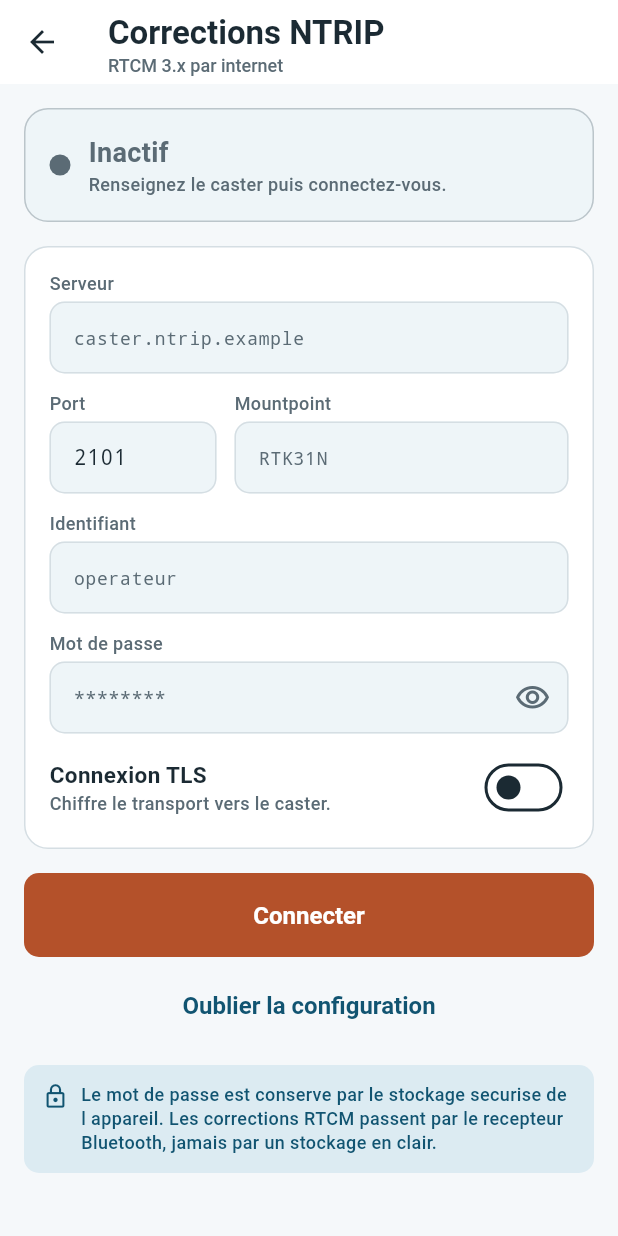
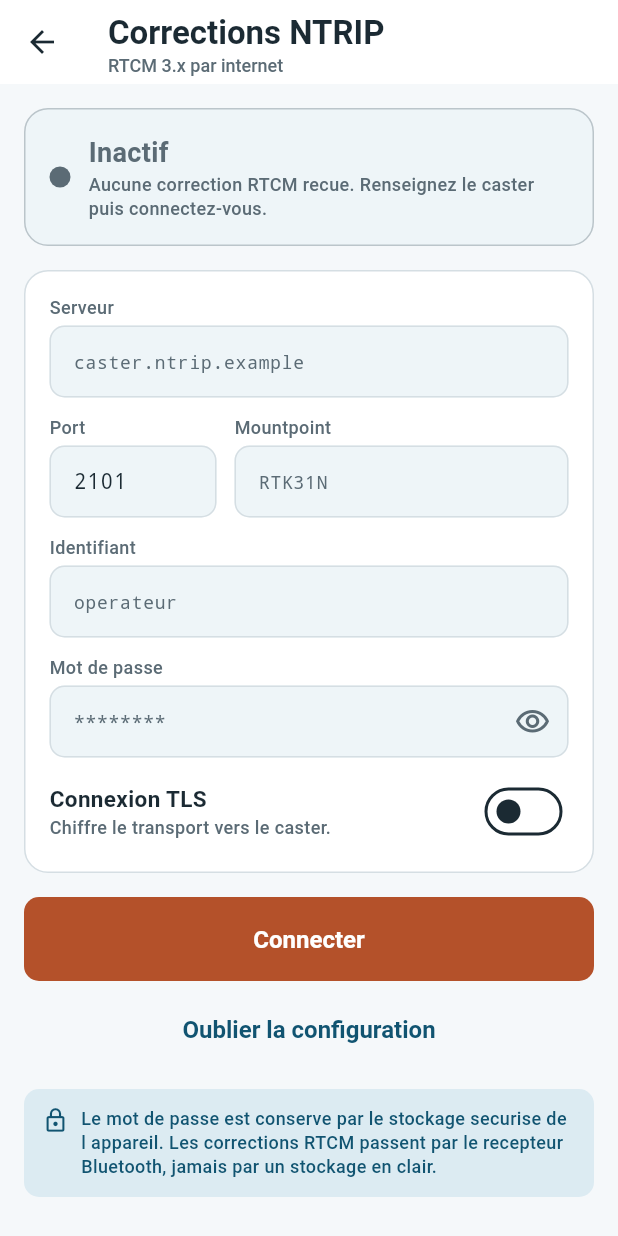
Before and after one commit to mcrepert-coder/geosmart, a Flutter app: the NtripPage screen opened directly, on a phone screen of 412 x 824 dp. Run offline on Flutter 3.47's test engine with Material 3 defaults, Android fonts, the phone set to English and light mode, and no system bars; our stand-ins replace dio, sqflite; missing offline and left inert: nmea; accounts and stored records are empty.

Commit message:
fix:corrections de la page ntrip

```diff
--- a/mobile/lib/features/gnss/presentation/ntrip_page.dart
+++ b/mobile/lib/features/gnss/presentation/ntrip_page.dart
@@ -206,7 +206,9 @@ class _StatusCard extends StatelessWidget {
       NtripStatus.error => (colors.danger, colors.dangerSoft),
       NtripStatus.idle => (colors.textMuted, colors.surfaceSunken),
     };
-    final detail = controller.error ?? _detail(controller.status);
+    // Le bandeau affiche toujours une phrase simple en francais. Le detail
+    // technique de l'erreur reste disponible dans le formulaire.
+    final detail = _detail(controller.status);
 
     return Container(
       padding: const EdgeInsets.all(GeoSmartDimens.space4),
@@ -252,10 +254,14 @@ class _StatusCard extends StatelessWidget {
   String _detail(NtripStatus status) {
     return switch (status) {
       NtripStatus.streaming =>
-        'Les octets RTCM sont injectes dans le recepteur.',
-      NtripStatus.connecting => 'Ouverture du flux aupres du caster.',
-      NtripStatus.error => 'La reconnexion automatique reste active.',
-      NtripStatus.idle => 'Renseignez le caster puis connectez-vous.',
+        'Les corrections RTCM sont recues et envoyees au recepteur.',
+      NtripStatus.connecting => 'Connexion au caster en cours.',
+      NtripStatus.error =>
+        'La connexion a echoue. Une nouvelle tentative est lancee '
+            'automatiquement.',
+      NtripStatus.idle =>
+        'Aucune correction RTCM recue. Renseignez le caster puis '
+            'connectez-vous.',
     };
   }
 }
```
Also changed, not shown: 1 other file.
